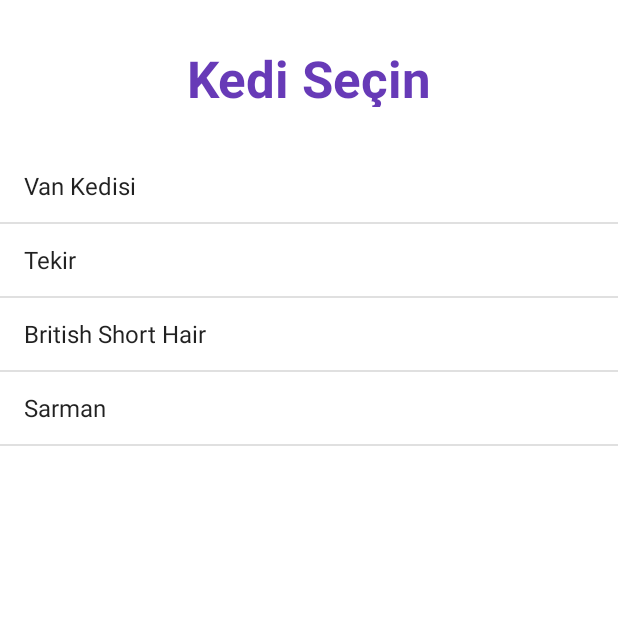
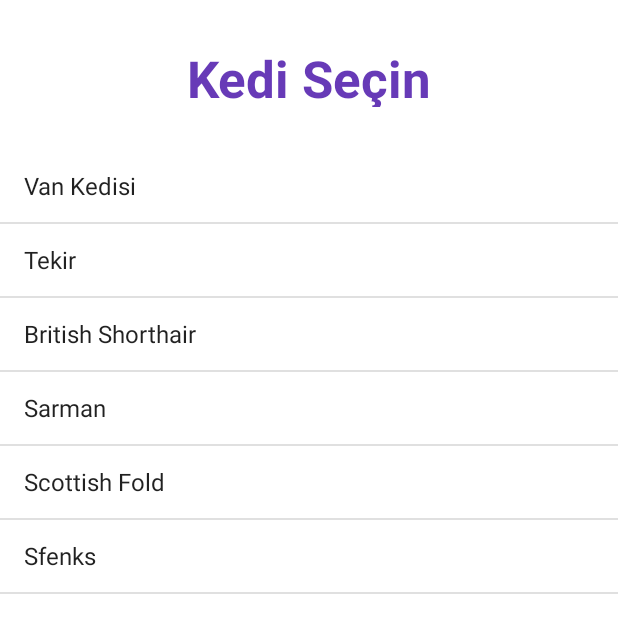
Before and after one commit to meryemarpaci/CatsInfoApp, an Android app: the MainActivity screen opened directly, with no data from a screen before it, on a phone screen of 412 x 824 dp. Shown: the top 633 px of the screen. Run offline under Robolectric (Android 15) with nearby library versions, the phone set to English and light mode, and no system bars.

Commit message:
scotish and sfenks added

```diff
--- a/app/src/main/java/com/meryemarpaci/landmarkbook/MainActivity.kt
+++ b/app/src/main/java/com/meryemarpaci/landmarkbook/MainActivity.kt
@@ -13,6 +13,8 @@ class MainActivity : AppCompatActivity() {
     private lateinit var tekir:String
     private lateinit var brit:String
     private lateinit var sarman:String
+    private lateinit var scot:String
+    private lateinit var sfenks:String
     private lateinit var catList : ArrayList<cats>
 
 
@@ -28,18 +30,24 @@ class MainActivity : AppCompatActivity() {
         sarman="Tekir kedi türleri arasında bir alt sınıf olan sarman kedileri kendisini sevdirmeye bayılır. En dost canlısı varlıklardan biridir. İnsanlara ve sahiplerine yakınlık göstermekten hoşlanırlar. Yaşadıkları alana ve mekana karşı aidiyetlik duygusu hissederler."
         tekir ="Bulundukları ortamı hızlı bir şekilde benimserler ve hızlı öğrenmeye yeteneklidirler. Çok meraklı ve hareketli oldukları için pencereden ya da balkondan düşebilirler. Bu yüzden Tekir kedi sahiplerinin bu konuda önlem almaları gerekir. Çok küçük yerlere girebilirler, dolayısıyla hiç beklenmedik yerlerden çıkabilirler."
         brit = "Zeki bir kedi olan British Shorthair, yaramazlık yapmaz ve tek başına kaldığında da uslu olmaya devam eder. İlk bakışta tembel gibi görünse de aslında hareketli ve oyun oynamayı seven bir kedidir. Fakat diğer kedi cinslerinin aksine, öylesine koşturup etrafı dağıtmaz. Sahibiyle oyun oynar ve ona uyum sağlar."
-
+        scot ="İskoç kırması bu tatlı kediler, İskoçya’daki çiftlik kedilerinin kendiliğinden bir mutasyon sonucu ortaya çıkmış bir cinstir. En belirgin özellikleri kulaklarının katlı olmasıdır. Bu özelliğiyle farklı ve dayanıklı bir görünüme sahip olan Scottish Fold’lar aynı zamanda arkadaş canlısı ve yüksek zekâ seviyesine sahip türde birer cins kedidirler."
+        sfenks="Kedi türleri arasında tüysüz olan tek kedi cinsi Mısır kedisi Sfenks kedisi. Sahiplerine oldukça bağlı olan ve fazlasıyla yakınlık gösteren Sfenks kedileri ilk olarak Kanada ve civarında ortaya çıkmışlardır. Bu nedenle onlara Kanada Sfenks’i de denilebilmektedir. Adını Yunan mitolojisinden alan bu tüysüz kedi cinsi büyük gözler ve ince bir kuyruğa sahiptir. Görünümleri açısından çoğu kişi tarafından korkutucu görünseler de oldukça sıcakkanlı ve sahiplerine düşkün birer kedidirler."
 
         //Data
         val vanCat = cats("Van Kedisi",van,R.drawable.vankedisi)
         val tekirCat=cats("Tekir",tekir,R.drawable.tekir)
-        val britCat=cats("British Short Hair",brit,R.drawable.britishshorthair)
+        val britCat=cats("British Shorthair",brit,R.drawable.britishshorthair)
         val sarmanCat=cats("Sarman",sarman,R.drawable.sarman)
+        val scotCat=cats("Scottish Fold",scot,R.drawable.scottishfold)
+        val sfenksCat=cats("Sfenks",sfenks,R.drawable.sfenks)
+
 
         catList.add(vanCat)
         catList.add(tekirCat)
         catList.add(britCat)
         catList.add(sarmanCat)
+        catList.add(scotCat)
+        catList.add(sfenksCat)
 
         //Adapter: Layout & Data
         val adapter = ArrayAdapter(this,android.R.layout.simple_list_item_1,catList.map { cats -> cats.name })
--- a/app/src/main/res/layout/activity_details.xml
+++ b/app/src/main/res/layout/activity_details.xml
@@ -32,7 +32,7 @@
         android:id="@+id/infoText"
         android:layout_width="257dp"
         android:layout_height="339dp"
-        android:layout_marginTop="20dp"
+        android:layout_marginTop="5dp"
         android:gravity="center|top"
         android:text="information"
         android:textSize="16sp"
```
Also changed, not shown: app/src/main/res/drawable/scottishfold.png (added), app/src/main/res/drawable/sfenks.png (added).
